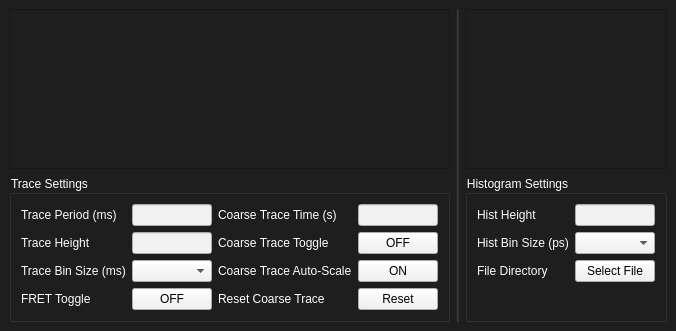
Before: the Qt Designer form appwindow.ui in brayshi/PyQt_HydraHarpSensor, drawn with Qt 5.
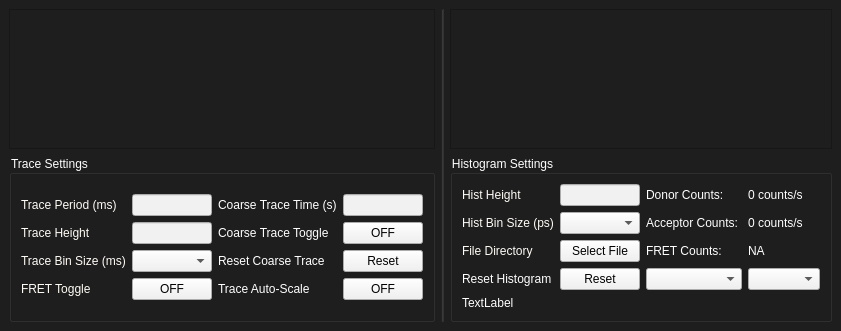
After: the same form once the commit is applied. Custom widgets are drawn as their Qt base class.

Commit message: fixed auto-scale bugs and added trace auto-scale. Added a reset histogram button. Also fixed coarse trace array overflow

Diff of the .ui file:
```diff
--- a/appwindow.ui
+++ b/appwindow.ui
@@ -6,7 +6,7 @@
    <rect>
     <x>0</x>
     <y>0</y>
-    <width>610</width>
+    <width>633</width>
     <height>331</height>
    </rect>
   </property>
@@ -51,34 +51,6 @@
         <layout class="QHBoxLayout" name="horizontalLayout">
          <item>
           <layout class="QGridLayout" name="gridLayout_4">
-           <item row="2" column="1">
-            <widget class="QLineEdit" name="traceAxisLine">
-             <property name="styleSheet">
-              <string notr="true">background-color: rgb(241, 241, 241);
-color: rgb(0, 0, 0);</string>
-             </property>
-            </widget>
-           </item>
-           <item row="2" column="0">
-            <widget class="QLabel" name="label_3">
-             <property name="styleSheet">
-              <string notr="true">color: rgb(255, 252, 246)</string>
-             </property>
-             <property name="text">
-              <string>Trace Height</string>
-             </property>
-            </widget>
-           </item>
-           <item row="0" column="0">
-            <widget class="QLabel" name="label">
-             <property name="styleSheet">
-              <string notr="true">color: rgb(255, 252, 246)</string>
-             </property>
-             <property name="text">
-              <string>Trace Period (ms)</string>
-             </property>
-            </widget>
-           </item>
            <item row="0" column="1">
             <widget class="QLineEdit" name="tracePeriodLine">
              <property name="styleSheet">
@@ -90,22 +62,44 @@
              </property>
             </widget>
            </item>
-           <item row="3" column="0">
-            <widget class="QLabel" name="label_2">
+           <item row="2" column="1">
+            <widget class="QLineEdit" name="traceAxisLine">
              <property name="styleSheet">
-              <string notr="true">color: rgb(255, 252, 246);</string>
+              <string notr="true">background-color: rgb(241, 241, 241);
+color: rgb(0, 0, 0);</string>
              </property>
+            </widget>
+           </item>
+           <item row="2" column="3">
+            <widget class="QPushButton" name="coarseTraceButton">
+             <property name="styleSheet">
+              <string notr="true">background-color: rgb(241, 241, 241);
+color: rgb(0, 0, 0);</string>
+             </property>
              <property name="text">
-              <string>Trace Bin Size (ms)</string>
+              <string>OFF</string>
              </property>
             </widget>
            </item>
-           <item row="3" column="1">
-            <widget class="QComboBox" name="traceBinCombo">
+           <item row="0" column="0">
+            <widget class="QLabel" name="label">
              <property name="styleSheet">
+              <string notr="true">color: rgb(255, 252, 246)</string>
+             </property>
+             <property name="text">
+              <string>Trace Period (ms)</string>
+             </property>
+            </widget>
+           </item>
+           <item row="4" column="3">
+            <widget class="QPushButton" name="coarseScaleButton">
+             <property name="styleSheet">
               <string notr="true">background-color: rgb(241, 241, 241);
 color: rgb(0, 0, 0);</string>
              </property>
+             <property name="text">
+              <string>OFF</string>
+             </property>
             </widget>
            </item>
            <item row="2" column="2">
@@ -115,17 +109,6 @@
              </property>
             </widget>
            </item>
-           <item row="2" column="3">
-            <widget class="QPushButton" name="coarseTraceButton">
-             <property name="styleSheet">
-              <string notr="true">background-color: rgb(241, 241, 241);
-color: rgb(0, 0, 0);</string>
-             </property>
-             <property name="text">
-              <string>OFF</string>
-             </property>
-            </widget>
-           </item>
            <item row="0" column="3">
             <widget class="QLineEdit" name="coarseTraceLine">
              <property name="styleSheet">
@@ -142,20 +125,47 @@
             </widget>
            </item>
            <item row="4" column="2">
+            <widget class="QLabel" name="label_11">
+             <property name="text">
+              <string>Trace Auto-Scale</string>
+             </property>
+            </widget>
+           </item>
+           <item row="2" column="0">
+            <widget class="QLabel" name="label_3">
+             <property name="styleSheet">
+              <string notr="true">color: rgb(255, 252, 246)</string>
+             </property>
+             <property name="text">
+              <string>Trace Height</string>
+             </property>
+            </widget>
+           </item>
+           <item row="3" column="3">
+            <widget class="QPushButton" name="resetCoarseButton">
+             <property name="styleSheet">
+              <string notr="true">background-color: rgb(241, 241, 241);
+color: rgb(0, 0, 0);</string>
+             </property>
+             <property name="text">
+              <string>Reset</string>
+             </property>
+            </widget>
+           </item>
+           <item row="3" column="2">
             <widget class="QLabel" name="label_10">
              <property name="text">
               <string>Reset Coarse Trace</string>
              </property>
             </widget>
            </item>
-           <item row="4" column="3">
-            <widget class="QPushButton" name="resetCoarseButton">
+           <item row="3" column="0">
+            <widget class="QLabel" name="label_2">
              <property name="styleSheet">
-              <string notr="true">background-color: rgb(241, 241, 241);
-color: rgb(0, 0, 0);</string>
+              <string notr="true">color: rgb(255, 252, 246);</string>
              </property>
              <property name="text">
-              <string>Reset</string>
+              <string>Trace Bin Size (ms)</string>
              </property>
             </widget>
            </item>
@@ -169,6 +179,14 @@
              </property>
             </widget>
            </item>
+           <item row="3" column="1">
+            <widget class="QComboBox" name="traceBinCombo">
+             <property name="styleSheet">
+              <string notr="true">background-color: rgb(241, 241, 241);
+color: rgb(0, 0, 0);</string>
+             </property>
+            </widget>
+           </item>
            <item row="4" column="1">
             <widget class="QPushButton" name="fretButton">
              <property name="styleSheet">
@@ -180,24 +198,6 @@
              </property>
             </widget>
            </item>
-           <item row="3" column="2">
-            <widget class="QLabel" name="label_11">
-             <property name="text">
-              <string>Coarse Trace Auto-Scale</string>
-             </property>
-            </widget>
-           </item>
-           <item row="3" column="3">
-            <widget class="QPushButton" name="coarseScaleButton">
-             <property name="styleSheet">
-              <string notr="true">background-color: rgb(241, 241, 241);
-color: rgb(0, 0, 0);</string>
-             </property>
-             <property name="text">
-              <string>ON</string>
-             </property>
-            </widget>
-           </item>
           </layout>
          </item>
         </layout>
@@ -217,7 +217,32 @@
        <item row="0" column="0">
         <layout class="QHBoxLayout" name="horizontalLayout_2">
          <item>
-          <layout class="QFormLayout" name="formLayout_2">
+          <layout class="QGridLayout" name="gridLayout_5">
+           <item row="1" column="1">
+            <widget class="QComboBox" name="histBinCombo">
+             <property name="styleSheet">
+              <string notr="true">background-color: rgb(241, 241, 241);
+color: rgb(0, 0, 0);</string>
+             </property>
+            </widget>
+           </item>
+           <item row="1" column="0">
+            <widget class="QLabel" name="label_5">
+             <property name="styleSheet">
+              <string notr="true">color: rgb(255, 252, 246);</string>
+             </property>
+             <property name="text">
+              <string>Hist Bin Size (ps)</string>
+             </property>
+            </widget>
+           </item>
+           <item row="2" column="3">
+            <widget class="QLabel" name="label_18">
+             <property name="text">
+              <string>NA</string>
+             </property>
+            </widget>
+           </item>
            <item row="0" column="0">
             <widget class="QLabel" name="label_4">
              <property name="styleSheet">
@@ -228,6 +253,55 @@
              </property>
             </widget>
            </item>
+           <item row="3" column="1">
+            <widget class="QPushButton" name="resetHistButton">
+             <property name="styleSheet">
+              <string notr="true">background-color: rgb(241, 241, 241);
+color: rgb(0, 0, 0);</string>
+             </property>
+             <property name="text">
+              <string>Reset</string>
+             </property>
+            </widget>
+           </item>
+           <item row="0" column="3">
+            <widget class="QLabel" name="donorCountsLabel_2">
+             <property name="text">
+              <string>0 counts/s</string>
+             </property>
+            </widget>
+           </item>
+           <item row="1" column="3">
+            <widget class="QLabel" name="label_17">
+             <property name="text">
+              <string>0 counts/s</string>
+             </property>
+            </widget>
+           </item>
+           <item row="3" column="2">
+            <widget class="QComboBox" name="donorColourBox">
+             <property name="styleSheet">
+              <string notr="true">background-color: rgb(241, 241, 241);
+color: rgb(0, 0, 0);
+</string>
+             </property>
+            </widget>
+           </item>
+           <item row="2" column="2">
+            <widget class="QLabel" name="fretCountsLabel">
+             <property name="text">
+              <string>FRET Counts: </string>
+             </property>
+            </widget>
+           </item>
+           <item row="3" column="3">
+            <widget class="QComboBox" name="acceptorColourBox">
+             <property name="styleSheet">
+              <string notr="true">background-color: rgb(241, 241, 241);
+color: rgb(0, 0, 0);</string>
+             </property>
+            </widget>
+           </item>
            <item row="0" column="1">
             <widget class="QLineEdit" name="histAxisLine">
              <property name="styleSheet">
@@ -236,21 +310,21 @@
              </property>
             </widget>
            </item>
-           <item row="1" column="0">
-            <widget class="QLabel" name="label_5">
-             <property name="styleSheet">
-              <string notr="true">color: rgb(255, 252, 246);</string>
-             </property>
-             <property name="text">
-              <string>Hist Bin Size (ps)</string>
-             </property>
-            </widget>
-           </item>
-           <item row="1" column="1">
-            <widget class="QComboBox" name="histBinCombo">
+           <item row="2" column="1">
+            <widget class="QPushButton" name="fileButton">
              <property name="styleSheet">
               <string notr="true">background-color: rgb(241, 241, 241);
 color: rgb(0, 0, 0);</string>
+             </property>
+             <property name="text">
+              <string>Select File</string>
+             </property>
+            </widget>
+           </item>
+           <item row="1" column="2">
+            <widget class="QLabel" name="AcceptorCountsLabel">
+             <property name="text">
+              <string>Acceptor Counts: </string>
              </property>
             </widget>
            </item>
@@ -265,14 +339,24 @@
              </property>
             </widget>
            </item>
-           <item row="2" column="1">
-            <widget class="QPushButton" name="fileButton">
-             <property name="styleSheet">
-              <string notr="true">background-color: rgb(241, 241, 241);
-color: rgb(0, 0, 0);</string>
+           <item row="3" column="0">
+            <widget class="QLabel" name="label_12">
+             <property name="text">
+              <string>Reset Histogram</string>
              </property>
+            </widget>
+           </item>
+           <item row="0" column="2">
+            <widget class="QLabel" name="donorCountsLabel">
              <property name="text">
-              <string>Select File</string>
+              <string>Donor Counts: </string>
+             </property>
+            </widget>
+           </item>
+           <item row="4" column="0">
+            <widget class="QLabel" name="label_13">
+             <property name="text">
+              <string>TextLabel</string>
              </property>
             </widget>
            </item>
```
The commit also changes 6 other files.
